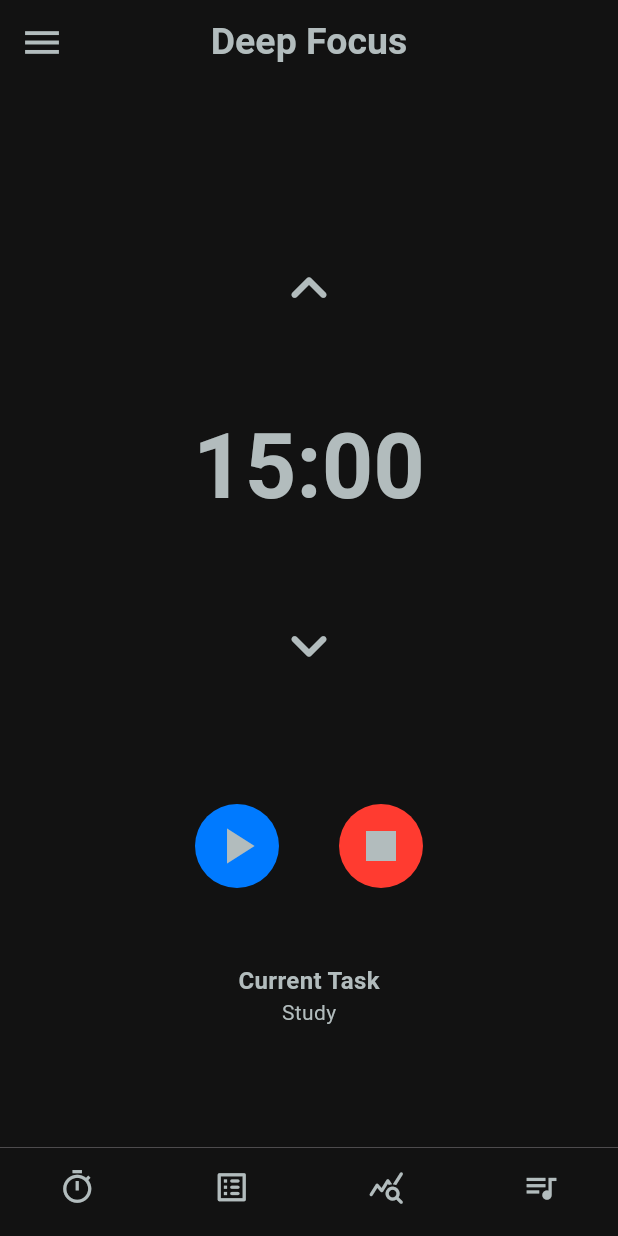
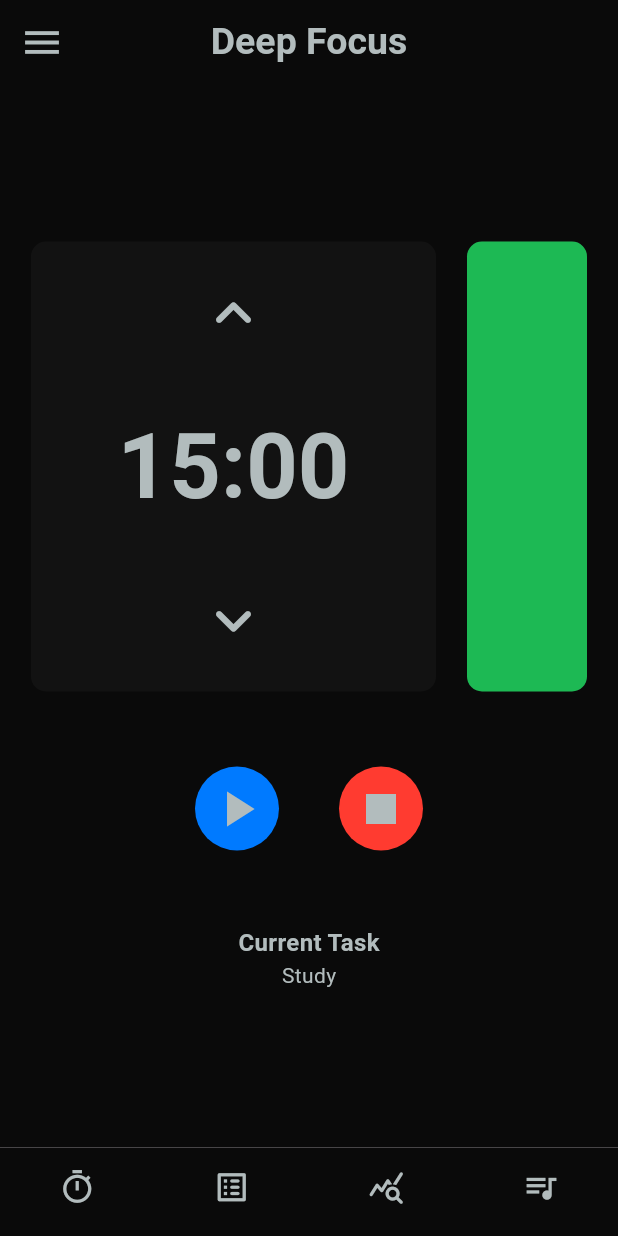
Before and after one commit to aDiThYa-808/Deep-Focus-Orchestrator-app, a Flutter app: the screen it shows after launch, on a phone screen of 412 x 824 dp. Run offline on Flutter 3.47's test engine with Material 3 defaults, Android fonts, the phone set to English and light mode, and no system bars.

Commit message:
Added Linear progress indicator for the timer.

```diff
--- a/app_frontend/lib/bars/Bottom_Nav_Bar.dart
+++ b/app_frontend/lib/bars/Bottom_Nav_Bar.dart
@@ -13,7 +13,7 @@ class _BottomNavBarState extends State<BottomNavBar> {
     return BottomNavigationBar(
       type: BottomNavigationBarType.fixed,
       elevation: 0,
-      backgroundColor: Color(0xFF121212),
+      backgroundColor: Color(0xFF0A0A0A),
 
       showSelectedLabels: false,
       showUnselectedLabels: false,
--- a/app_frontend/lib/bars/Top_Nav_Bar.dart
+++ b/app_frontend/lib/bars/Top_Nav_Bar.dart
@@ -9,7 +9,7 @@ class TopNav extends StatelessWidget implements PreferredSizeWidget {
   @override
   Widget build(BuildContext context) {
     return AppBar(
-      backgroundColor: Color(0xFF121212),
+      backgroundColor: Color(0xFF0A0A0A),
       title: const Text(
         'Deep Focus',
         style: TextStyle(
--- a/app_frontend/lib/screens/home_screen.dart
+++ b/app_frontend/lib/screens/home_screen.dart
@@ -18,7 +18,7 @@ class _HomeScreenState extends State<HomeScreen> {
 
       body: Container(
         decoration: BoxDecoration(
-          color: Color(0xFF121212),
+          color: Color(0xFF0A0A0A),
 
         ),
         child: Column(
--- a/app_frontend/lib/widgets/timer.dart
+++ b/app_frontend/lib/widgets/timer.dart
@@ -86,22 +86,25 @@ class _MainTimerState extends State<MainTimer> {
     return '$minutes:$secs';
   }
 
-
-
-
-
-
   @override
   Widget build(BuildContext context) {
     return Column(
       mainAxisAlignment: MainAxisAlignment.center,
       children: [
 
+        //Timer and Progress Bar:
+        Row(
+          mainAxisAlignment: MainAxisAlignment.spaceEvenly,
+          children: [
 
             //The Timer along with arrow buttons:
-        SizedBox(
-          width: 350,
-          height: 350,
+            Container(
+              width: 270,
+              height: 300,
+              decoration: BoxDecoration(
+                color: Color(0xFF121212),
+                borderRadius: BorderRadius.all(Radius.circular(10))
+              ),
               child: Column(
                 mainAxisAlignment: MainAxisAlignment.spaceEvenly,
 
@@ -147,6 +150,30 @@ class _MainTimerState extends State<MainTimer> {
                 ],
               ),
             ),
+
+            Container(
+              height: 300,
+              width: 80,
+              decoration: BoxDecoration(
+                color: Color(0xFF121212),
+                borderRadius: BorderRadius.all(Radius.circular(10))
+              ),
+              child: RotatedBox(
+                quarterTurns: -1,
+                child: LinearProgressIndicator(
+                  value: secondsLeft/totalTime,
+                  backgroundColor: Colors.transparent,
+                  valueColor: AlwaysStoppedAnimation<Color>(Color(0xFF1DB954 )),
+                  borderRadius: BorderRadius.all(Radius.circular(10)),
+                  minHeight: 300,
+
+                ),
+                ),
+            )
+
+          ],
+        ),
+
 
         const SizedBox(height: 50),
 
```
Lines whose indentation alone changed are shown as unchanged.
